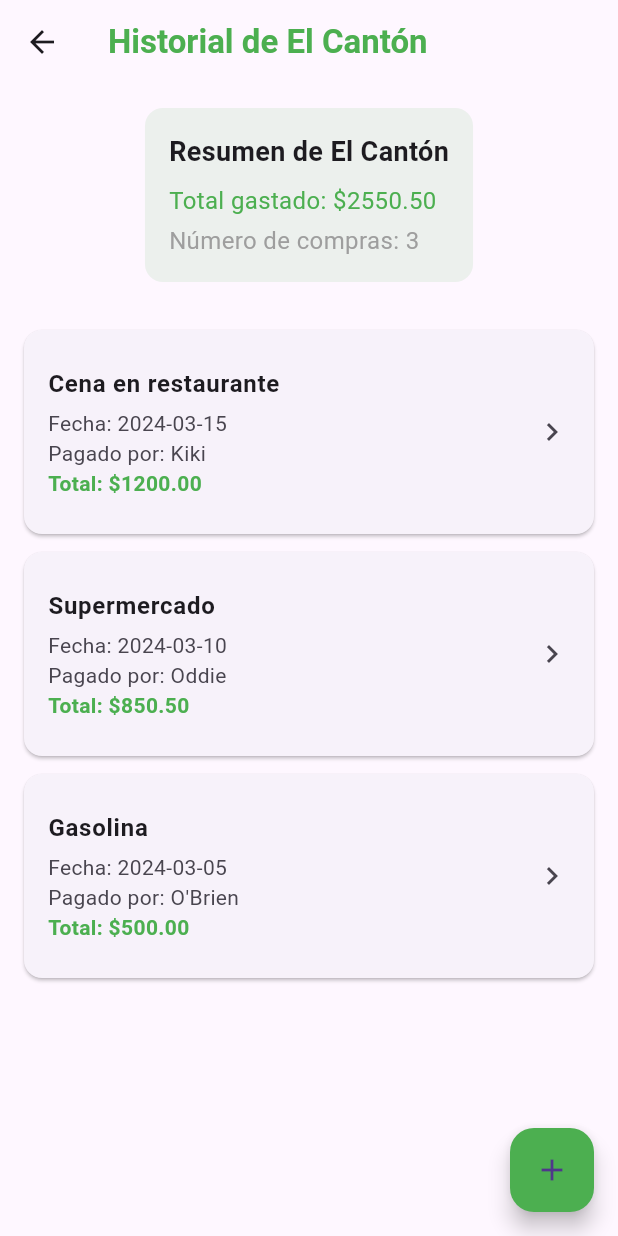
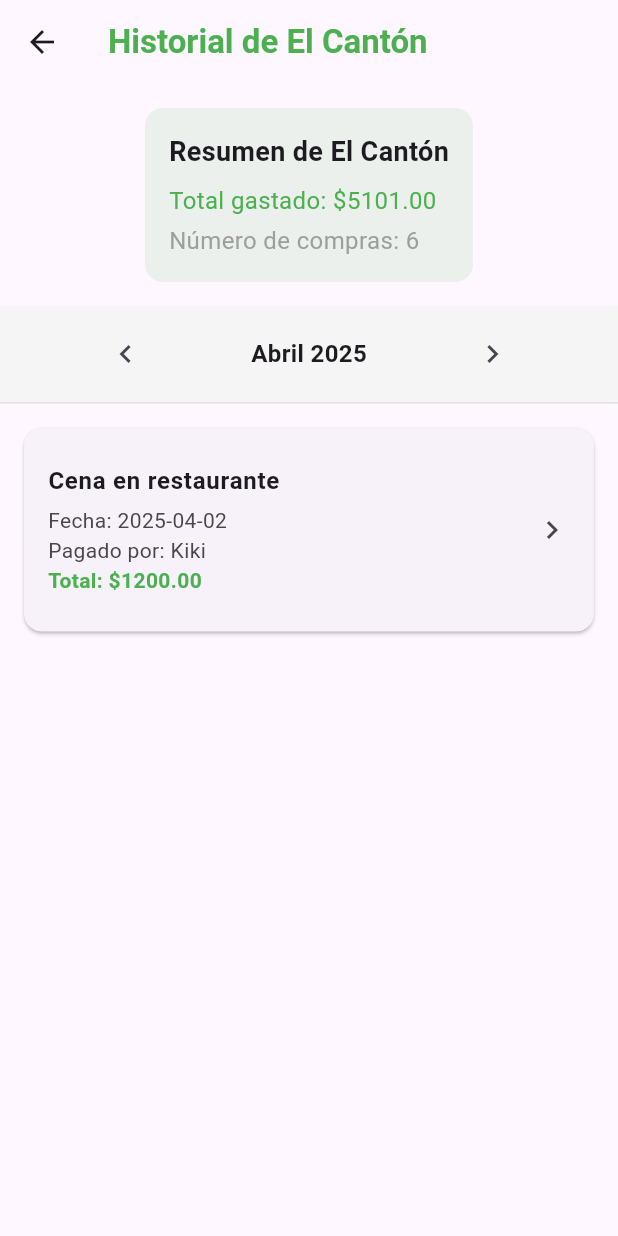
Before and after one commit to Myshelluwu/paytogether, a Flutter app: the HistorialGrupoScreen screen opened by its route, on a phone screen of 412 x 824 dp. Run offline on Flutter 3.47's test engine with Material 3 defaults, Android fonts, the phone set to English and light mode, and no system bars; Roboto replaces fonts that are missing (Poppins).

Commit message:
Meses añadidos en historial

```diff
--- a/lib/historial_grupo.dart
+++ b/lib/historial_grupo.dart
@@ -1,16 +1,24 @@
 import 'package:flutter/material.dart';
 
-class HistorialGrupoScreen extends StatelessWidget {
+class HistorialGrupoScreen extends StatefulWidget {
   final String groupName;
 
   const HistorialGrupoScreen({super.key, required this.groupName});
 
   @override
-  Widget build(BuildContext context) {
-    // Lista de ejemplo de compras grupales
-    final List<Map<String, dynamic>> compras = [
+  State<HistorialGrupoScreen> createState() => _HistorialGrupoScreenState();
+}
+
+class _HistorialGrupoScreenState extends State<HistorialGrupoScreen> {
+  DateTime _selectedDate = DateTime.now();
+  late List<Map<String, dynamic>> _allCompras;
+
+  @override
+  void initState() {
+    super.initState();
+    _allCompras = [
       {
-        'fecha': '2024-03-15',
+        'fecha': '2025-04-02',
         'descripcion': 'Cena en restaurante',
         'total': 1200.00,
         'pagadoPor': 'Kiki',
@@ -18,7 +26,7 @@ class HistorialGrupoScreen extends StatelessWidget {
         'detalles': 'Cena de celebración de cumpleaños'
       },
       {
-        'fecha': '2024-03-10',
+        'fecha': '2025-03-18',
         'descripcion': 'Supermercado',
         'total': 850.50,
         'pagadoPor': 'Oddie',
@@ -26,7 +34,31 @@ class HistorialGrupoScreen extends StatelessWidget {
         'detalles': 'Compra semanal de víveres'
       },
       {
-        'fecha': '2024-03-05',
+        'fecha': '2025-03-15',
+        'descripcion': 'Gasolina',
+        'total': 500.00,
+        'pagadoPor': 'O\'Brien',
+        'participantes': ['Kiki', 'Oddie', 'O\'Brien'],
+        'detalles': 'Gasolina para el viaje'
+      },
+      {
+        'fecha': '2025-02-20',
+        'descripcion': 'Cena en restaurante',
+        'total': 1200.00,
+        'pagadoPor': 'Kiki',
+        'participantes': ['Kiki', 'Oddie', 'O\'Brien'],
+        'detalles': 'Cena de celebración de cumpleaños'
+      },
+      {
+        'fecha': '2025-02-18',
+        'descripcion': 'Supermercado',
+        'total': 850.50,
+        'pagadoPor': 'Oddie',
+        'participantes': ['Kiki', 'Oddie', 'O\'Brien'],
+        'detalles': 'Compra semanal de víveres'
+      },
+      {
+        'fecha': '2025-02-15',
         'descripcion': 'Gasolina',
         'total': 500.00,
         'pagadoPor': 'O\'Brien',
@@ -34,11 +66,29 @@ class HistorialGrupoScreen extends StatelessWidget {
         'detalles': 'Gasolina para el viaje'
       },
     ];
+  }
+
+  List<Map<String, dynamic>> get _filteredCompras {
+    return _allCompras.where((compra) {
+      final compraDate = DateTime.parse(compra['fecha']);
+      return compraDate.year == _selectedDate.year &&
+          compraDate.month == _selectedDate.month;
+    }).toList();
+  }
+
+  double get _totalGastado {
+    return _allCompras.fold(0.0, (sum, item) => sum + item['total']);
+  }
+
+  @override
+  Widget build(BuildContext context) {
+    final compras = _filteredCompras;
+    final totalGastado = _totalGastado;
 
     return Scaffold(
       appBar: AppBar(
         title: Text(
-          'Historial de $groupName',
+          'Historial de ${widget.groupName}',
           style: const TextStyle(
             color: Colors.green,
             fontWeight: FontWeight.bold,
@@ -59,7 +109,7 @@ class HistorialGrupoScreen extends StatelessWidget {
               crossAxisAlignment: CrossAxisAlignment.start,
               children: [
                 Text(
-                  'Resumen de $groupName',
+                  'Resumen de ${widget.groupName}',
                   style: const TextStyle(
                     fontSize: 18,
                     fontWeight: FontWeight.bold,
@@ -67,7 +117,7 @@ class HistorialGrupoScreen extends StatelessWidget {
                 ),
                 const SizedBox(height: 8),
                 Text(
-                  'Total gastado: \$${compras.fold(0.0, (sum, item) => sum + item['total']).toStringAsFixed(2)}',
+                  'Total gastado: \$${totalGastado.toStringAsFixed(2)}',
                   style: const TextStyle(
                     fontSize: 16,
                     color: Colors.green,
@@ -75,11 +125,55 @@ class HistorialGrupoScreen extends StatelessWidget {
                 ),
                 const SizedBox(height: 4),
                 Text(
-                  'Número de compras: ${compras.length}',
+                  'Número de compras: ${_allCompras.length}',
                   style: const TextStyle(
                     fontSize: 16,
                     color: Colors.grey,
                   ),
+                ),
+              ],
+            ),
+          ),
+          // Selector de mes
+          Container(
+            padding: const EdgeInsets.symmetric(vertical: 8),
+            decoration: BoxDecoration(
+              color: Colors.grey[100],
+              border: Border(
+                bottom: BorderSide(color: Colors.grey[300]!),
+              ),
+            ),
+            child: Row(
+              mainAxisAlignment: MainAxisAlignment.spaceEvenly,
+              children: [
+                IconButton(
+                  icon: const Icon(Icons.chevron_left),
+                  onPressed: () {
+                    setState(() {
+                      _selectedDate = DateTime(
+                        _selectedDate.year,
+                        _selectedDate.month - 1,
+                      );
+                    });
+                  },
+                ),
+                Text(
+                  '${_getMonthName(_selectedDate.month)} ${_selectedDate.year}',
+                  style: const TextStyle(
+                    fontSize: 16,
+                    fontWeight: FontWeight.bold,
+                  ),
+                ),
+                IconButton(
+                  icon: const Icon(Icons.chevron_right),
+                  onPressed: () {
+                    setState(() {
+                      _selectedDate = DateTime(
+                        _selectedDate.year,
+                        _selectedDate.month + 1,
+                      );
+                    });
+                  },
                 ),
               ],
             ),
@@ -134,12 +228,25 @@ class HistorialGrupoScreen extends StatelessWidget {
           ),
         ],
       ),
-      floatingActionButton: FloatingActionButton(
-        onPressed: () => _showAddCompraDialog(context),
-        backgroundColor: Colors.green,
-        child: const Icon(Icons.add),
-      ),
     );
+  }
+
+  String _getMonthName(int month) {
+    const monthNames = [
+      'Enero',
+      'Febrero',
+      'Marzo',
+      'Abril',
+      'Mayo',
+      'Junio',
+      'Julio',
+      'Agosto',
+      'Septiembre',
+      'Octubre',
+      'Noviembre',
+      'Diciembre'
+    ];
+    return monthNames[month - 1];
   }
 
   void _showCompraDetails(BuildContext context, Map<String, dynamic> compra) {
@@ -171,63 +278,4 @@ class HistorialGrupoScreen extends StatelessWidget {
       ),
     );
   }
-
-  void _showAddCompraDialog(BuildContext context) {
-    showDialog(
-      context: context,
-      builder: (context) => AlertDialog(
-        title: const Text('Agregar nueva compra'),
-        content: Column(
-          mainAxisSize: MainAxisSize.min,
-          children: [
-            TextField(
-              decoration: const InputDecoration(
-                labelText: 'Descripción',
-                hintText: 'Ej: Cena en restaurante',
-              ),
-            ),
-            const SizedBox(height: 8),
-            TextField(
-              decoration: const InputDecoration(
-                labelText: 'Total',
-                hintText: 'Ej: 1200.00',
-              ),
-              keyboardType: TextInputType.number,
-            ),
-            const SizedBox(height: 8),
-            TextField(
-              decoration: const InputDecoration(
-                labelText: 'Pagado por',
-                hintText: 'Ej: Kiki',
-              ),
-            ),
-            const SizedBox(height: 8),
-            TextField(
-              decoration: const InputDecoration(
-                labelText: 'Detalles',
-                hintText: 'Ej: Cena de celebración',
-              ),
-              maxLines: 2,
-            ),
-          ],
-        ),
-        actions: [
-          TextButton(
-            onPressed: () => Navigator.pop(context),
-            child: const Text('Cancelar'),
-          ),
-          ElevatedButton(
-            onPressed: () {
-              // Aquí iría la lógica para guardar la nueva compra
-              Navigator.pop(context);
-            },
-            style: ElevatedButton.styleFrom(
-              backgroundColor: Colors.green,
-            ),
-            child: const Text('Guardar'),
-          ),
-        ],
-      ),
-    );
-  }
 }
```
Also changed, not shown: lib/agregar_gasto.dart (+2 -7 lines), lib/historial_individual.dart (+119 -82 lines), lib/menu.dart (+6 -33 lines).
